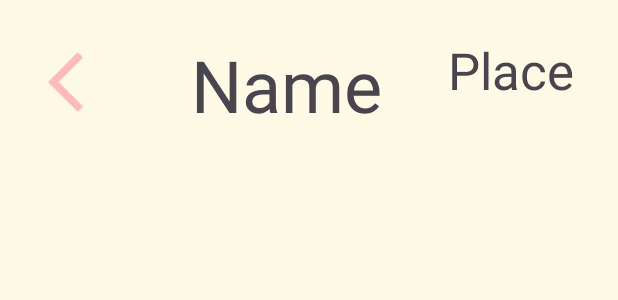
After one commit to takumi284/Huck-U, an Android app: the layout activity_empty.xml on its own in the app's theme, with its tools: preview values and no code run, on a phone screen of 412 x 824 dp. The commit adds this screen. Shown: the top 300 px of the screen. Run offline under Robolectric (Android 15) with nearby library versions, the phone set to English and light mode, and no system bars.

Commit message:
画面遷移をさらに追加

```diff
--- a/app/src/main/java/jp/ac/meijou/android/huck_u/ConfirmActivity.java
+++ b/app/src/main/java/jp/ac/meijou/android/huck_u/ConfirmActivity.java
@@ -32,7 +32,7 @@ public class ConfirmActivity extends AppCompatActivity {
 
         binding.oKButton.setOnClickListener(view -> {
             Intent intent;
-            intent = new Intent(ConfirmActivity.this, MapActivity.class);
+            intent = new Intent(ConfirmActivity.this, activity_map2r.class);
             startActivity(intent);
             finish();
         });
--- /dev/null
+++ b/app/src/main/res/layout/activity_empty.xml
@@ -0,0 +1,44 @@
+<?xml version="1.0" encoding="utf-8"?>
+<androidx.constraintlayout.widget.ConstraintLayout xmlns:android="http://schemas.android.com/apk/res/android"
+    xmlns:app="http://schemas.android.com/apk/res-auto"
+    xmlns:tools="http://schemas.android.com/tools"
+    android:layout_width="match_parent"
+    android:layout_height="match_parent"
+    android:background="@color/backgroundColor"
+    tools:context=".EmptyActivity">
+
+    <TextView
+        android:id="@+id/textView18"
+        android:layout_width="108dp"
+        android:layout_height="61dp"
+        android:layout_marginStart="40dp"
+        android:layout_marginTop="24dp"
+        android:text="Place"
+        android:textSize="34sp"
+        app:layout_constraintStart_toEndOf="@+id/textView16"
+        app:layout_constraintTop_toTopOf="parent" />
+
+    <TextView
+        android:id="@+id/textView16"
+        android:layout_width="131dp"
+        android:layout_height="69dp"
+        android:layout_marginStart="32dp"
+        android:layout_marginTop="24dp"
+        android:text="Name"
+        android:textSize="48sp"
+        app:layout_constraintStart_toEndOf="@+id/backButton"
+        app:layout_constraintTop_toTopOf="parent" />
+
+    <ImageButton
+        android:id="@+id/backButton"
+        android:layout_width="79dp"
+        android:layout_height="77dp"
+        android:layout_marginStart="16dp"
+        android:layout_marginTop="16dp"
+        android:background="@color/backgroundColor"
+        android:contentDescription="このボタンは戻るボタンの仮置きです"
+        app:layout_constraintStart_toStartOf="parent"
+        app:layout_constraintTop_toTopOf="parent"
+        app:srcCompat="@drawable/back_button" />
+
+</androidx.constraintlayout.widget.ConstraintLayout>
```
Also changed, not shown: app/src/main/AndroidManifest.xml (+34 -20 lines), app/src/main/java/jp/ac/meijou/android/huck_u/EmptyActivity.java (added, +28 -0 lines), app/src/main/java/jp/ac/meijou/android/huck_u/EmptylActivity.java (added, +26 -0 lines), app/src/main/java/jp/ac/meijou/android/huck_u/activity_icon.java (+11 -0 lines), app/src/main/java/jp/ac/meijou/android/huck_u/activity_icon2.java (+11 -0 lines), app/src/main/java/jp/ac/meijou/android/huck_u/activity_iconE.java (+10 -0 lines), app/src/main/java/jp/ac/meijou/android/huck_u/activity_map2l.java (+62 -1 lines), app/src/main/java/jp/ac/meijou/android/huck_u/activity_map2r.java (+62 -1 lines), app/src/main/res/layout/activity_emptyl.xml (added, +44 -0 lines).
